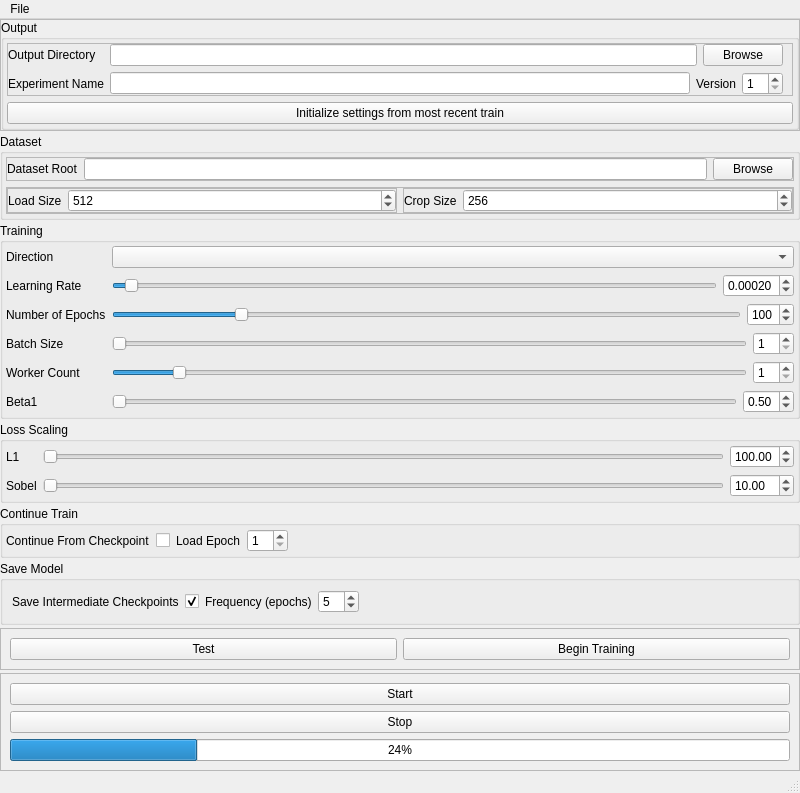
ZacharyBork/NectarGAN, file pix2pix_graphical/ui/resources/base.ui: the form before one commit.
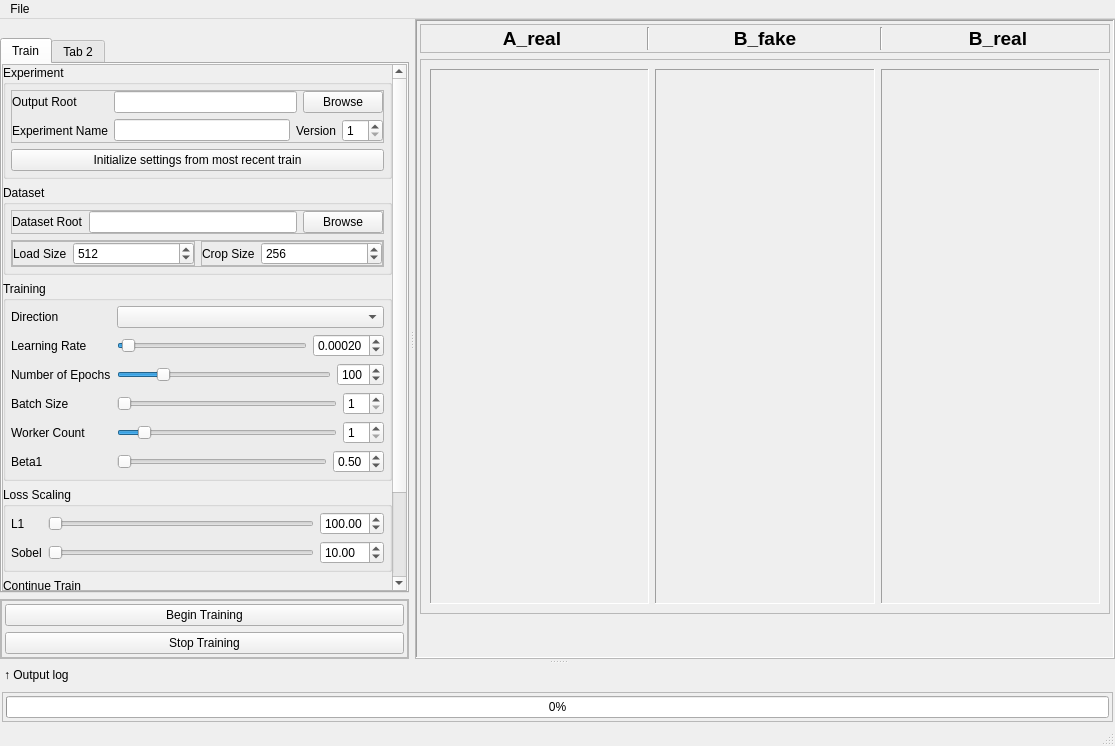
The form after the commit.

The edit to the form file:
```diff
--- a/pix2pix_graphical/ui/resources/base.ui
+++ b/pix2pix_graphical/ui/resources/base.ui
@@ -6,8 +6,8 @@
    <rect>
     <x>0</x>
     <y>0</y>
-    <width>800</width>
-    <height>793</height>
+    <width>1115</width>
+    <height>746</height>
    </rect>
   </property>
   <property name="windowTitle">
@@ -38,6 +38,269 @@
       <property name="frameShadow">
        <enum>QFrame::Raised</enum>
       </property>
+      <layout class="QHBoxLayout" name="horizontalLayout">
+       <property name="leftMargin">
+        <number>0</number>
+       </property>
+       <property name="topMargin">
+        <number>0</number>
+       </property>
+       <property name="rightMargin">
+        <number>0</number>
+       </property>
+       <property name="bottomMargin">
+        <number>0</number>
+       </property>
+       <item>
+        <widget class="QFrame" name="frame_7">
+         <property name="frameShape">
+          <enum>QFrame::Panel</enum>
+         </property>
+         <property name="frameShadow">
+          <enum>QFrame::Sunken</enum>
+         </property>
+         <layout class="QVBoxLayout" name="verticalLayout_8">
+          <property name="leftMargin">
+           <number>3</number>
+          </property>
+          <property name="topMargin">
+           <number>3</number>
+          </property>
+          <property name="rightMargin">
+           <number>3</number>
+          </property>
+          <property name="bottomMargin">
+           <number>3</number>
+          </property>
+          <item>
+           <widget class="QFrame" name="frame_12">
+            <property name="sizePolicy">
+             <sizepolicy hsizetype="Preferred" vsizetype="Maximum">
+              <horstretch>0</horstretch>
+              <verstretch>0</verstretch>
+             </sizepolicy>
+            </property>
+            <property name="frameShape">
+             <enum>QFrame::StyledPanel</enum>
+            </property>
+            <property name="frameShadow">
+             <enum>QFrame::Sunken</enum>
+            </property>
+            <layout class="QHBoxLayout" name="horizontalLayout_15">
+             <property name="leftMargin">
+              <number>2</number>
+             </property>
+             <property name="topMargin">
+              <number>2</number>
+             </property>
+             <property name="rightMargin">
+              <number>2</number>
+             </property>
+             <property name="bottomMargin">
+              <number>2</number>
+             </property>
+             <item>
+              <widget class="QLabel" name="label_19">
+               <property name="font">
+                <font>
+                 <pointsize>14</pointsize>
+                 <bold>true</bold>
+                </font>
+               </property>
+               <property name="text">
+                <string>A_real</string>
+               </property>
+               <property name="alignment">
+                <set>Qt::AlignCenter</set>
+               </property>
+              </widget>
+             </item>
+             <item>
+              <widget class="Line" name="line">
+               <property name="orientation">
+                <enum>Qt::Vertical</enum>
+               </property>
+              </widget>
+             </item>
+             <item>
+              <widget class="QLabel" name="label_20">
+               <property name="font">
+                <font>
+                 <pointsize>14</pointsize>
+                 <bold>true</bold>
+                </font>
+               </property>
+               <property name="text">
+                <string>B_fake</string>
+               </property>
+               <property name="alignment">
+                <set>Qt::AlignCenter</set>
+               </property>
+              </widget>
+             </item>
+             <item>
+              <widget class="Line" name="line_2">
+               <property name="orientation">
+                <enum>Qt::Vertical</enum>
+               </property>
+              </widget>
+             </item>
+             <item>
+              <widget class="QLabel" name="label_21">
+               <property name="font">
+                <font>
+                 <pointsize>14</pointsize>
+                 <bold>true</bold>
+                </font>
+               </property>
+               <property name="text">
+                <string>B_real</string>
+               </property>
+               <property name="alignment">
+                <set>Qt::AlignCenter</set>
+               </property>
+              </widget>
+             </item>
+            </layout>
+           </widget>
+          </item>
+          <item>
+           <widget class="QFrame" name="frame_11">
+            <property name="frameShape">
+             <enum>QFrame::StyledPanel</enum>
+            </property>
+            <property name="frameShadow">
+             <enum>QFrame::Raised</enum>
+            </property>
+            <layout class="QHBoxLayout" name="horizontalLayout_13">
+             <item>
+              <widget class="QLabel" name="x_label">
+               <property name="sizePolicy">
+                <sizepolicy hsizetype="Ignored" vsizetype="Ignored">
+                 <horstretch>0</horstretch>
+                 <verstretch>0</verstretch>
+                </sizepolicy>
+               </property>
+               <property name="frameShape">
+                <enum>QFrame::Panel</enum>
+               </property>
+               <property name="frameShadow">
+                <enum>QFrame::Sunken</enum>
+               </property>
+               <property name="text">
+                <string/>
+               </property>
+               <property name="alignment">
+                <set>Qt::AlignHCenter|Qt::AlignTop</set>
+               </property>
+              </widget>
+             </item>
+             <item>
+              <widget class="QLabel" name="y_fake_label">
+               <property name="sizePolicy">
+                <sizepolicy hsizetype="Ignored" vsizetype="Ignored">
+                 <horstretch>0</horstretch>
+                 <verstretch>0</verstretch>
+                </sizepolicy>
+               </property>
+               <property name="frameShape">
+                <enum>QFrame::Panel</enum>
+               </property>
+               <property name="frameShadow">
+                <enum>QFrame::Sunken</enum>
+               </property>
+               <property name="text">
+                <string/>
+               </property>
+               <property name="alignment">
+                <set>Qt::AlignHCenter|Qt::AlignTop</set>
+               </property>
+              </widget>
+             </item>
+             <item>
+              <widget class="QLabel" name="y_label">
+               <property name="sizePolicy">
+                <sizepolicy hsizetype="Ignored" vsizetype="Ignored">
+                 <horstretch>0</horstretch>
+                 <verstretch>0</verstretch>
+                </sizepolicy>
+               </property>
+               <property name="frameShape">
+                <enum>QFrame::Panel</enum>
+               </property>
+               <property name="frameShadow">
+                <enum>QFrame::Sunken</enum>
+               </property>
+               <property name="text">
+                <string/>
+               </property>
+               <property name="alignment">
+                <set>Qt::AlignHCenter|Qt::AlignTop</set>
+               </property>
+              </widget>
+             </item>
+            </layout>
+           </widget>
+          </item>
+          <item>
+           <spacer name="verticalSpacer">
+            <property name="orientation">
+             <enum>Qt::Vertical</enum>
+            </property>
+            <property name="sizeType">
+             <enum>QSizePolicy::Preferred</enum>
+            </property>
+            <property name="sizeHint" stdset="0">
+             <size>
+              <width>20</width>
+              <height>40</height>
+             </size>
+            </property>
+           </spacer>
+          </item>
+         </layout>
+        </widget>
+       </item>
+      </layout>
+     </widget>
+    </item>
+   </layout>
+  </widget>
+  <widget class="QMenuBar" name="menubar">
+   <property name="geometry">
+    <rect>
+     <x>0</x>
+     <y>0</y>
+     <width>1115</width>
+     <height>22</height>
+    </rect>
+   </property>
+   <widget class="QMenu" name="menuFile">
+    <property name="title">
+     <string>File</string>
+    </property>
+    <addaction name="actionLoad_From_Config"/>
+   </widget>
+   <addaction name="menuFile"/>
+  </widget>
+  <widget class="QStatusBar" name="statusbar"/>
+  <widget class="QDockWidget" name="dockWidget">
+   <property name="sizePolicy">
+    <sizepolicy hsizetype="Preferred" vsizetype="Preferred">
+     <horstretch>0</horstretch>
+     <verstretch>0</verstretch>
+    </sizepolicy>
+   </property>
+   <property name="features">
+    <set>QDockWidget::NoDockWidgetFeatures</set>
+   </property>
+   <property name="allowedAreas">
+    <set>Qt::LeftDockWidgetArea</set>
+   </property>
+   <attribute name="dockWidgetArea">
+    <number>1</number>
+   </attribute>
+   <widget class="QWidget" name="dockWidgetContents">
       <layout class="QVBoxLayout" name="verticalLayout_2">
        <property name="leftMargin">
         <number>0</number>
@@ -52,22 +315,89 @@
         <number>0</number>
        </property>
        <item>
+      <widget class="QTabWidget" name="tabWidget">
+       <property name="sizePolicy">
+        <sizepolicy hsizetype="Expanding" vsizetype="Preferred">
+         <horstretch>0</horstretch>
+         <verstretch>0</verstretch>
+        </sizepolicy>
+       </property>
+       <property name="tabShape">
+        <enum>QTabWidget::Rounded</enum>
+       </property>
+       <property name="currentIndex">
+        <number>0</number>
+       </property>
+       <widget class="QWidget" name="train_tab">
+        <attribute name="title">
+         <string>Train</string>
+        </attribute>
+        <layout class="QVBoxLayout" name="verticalLayout_10">
+         <property name="leftMargin">
+          <number>0</number>
+         </property>
+         <property name="topMargin">
+          <number>0</number>
+         </property>
+         <property name="rightMargin">
+          <number>0</number>
+         </property>
+         <property name="bottomMargin">
+          <number>0</number>
+         </property>
+         <item>
+          <widget class="QScrollArea" name="scrollArea">
+           <property name="horizontalScrollBarPolicy">
+            <enum>Qt::ScrollBarAlwaysOff</enum>
+           </property>
+           <property name="widgetResizable">
+            <bool>true</bool>
+           </property>
+           <widget class="QWidget" name="scrollAreaWidgetContents">
+            <property name="geometry">
+             <rect>
+              <x>0</x>
+              <y>0</y>
+              <width>372</width>
+              <height>628</height>
+             </rect>
+            </property>
+            <layout class="QVBoxLayout" name="verticalLayout_11">
+             <property name="leftMargin">
+              <number>0</number>
+             </property>
+             <property name="topMargin">
+              <number>0</number>
+             </property>
+             <property name="rightMargin">
+              <number>0</number>
+             </property>
+             <property name="bottomMargin">
+              <number>0</number>
+             </property>
+             <item>
         <widget class="QGroupBox" name="groupBox">
          <property name="title">
-          <string>Output</string>
+                <string>Experiment</string>
+               </property>
+               <property name="checkable">
+                <bool>false</bool>
+               </property>
+               <property name="checked">
+                <bool>false</bool>
          </property>
          <layout class="QVBoxLayout" name="verticalLayout_3">
           <property name="leftMargin">
-           <number>3</number>
+                 <number>5</number>
           </property>
           <property name="topMargin">
-           <number>3</number>
+                 <number>5</number>
           </property>
           <property name="rightMargin">
-           <number>3</number>
+                 <number>5</number>
           </property>
           <property name="bottomMargin">
-           <number>3</number>
+                 <number>5</number>
           </property>
           <item>
            <widget class="QFrame" name="frame_2">
@@ -84,13 +414,16 @@
              <property name="topMargin">
               <number>0</number>
              </property>
+                   <property name="rightMargin">
+                    <number>0</number>
+                   </property>
              <property name="bottomMargin">
               <number>0</number>
              </property>
              <item row="2" column="0">
               <widget class="QLabel" name="label_2">
                <property name="text">
-                <string>Output Directory</string>
+                      <string>Output Root</string>
                </property>
               </widget>
              </item>
@@ -149,9 +482,6 @@
          </layout>
         </widget>
        </item>
-      </layout>
-     </widget>
-    </item>
     <item>
      <widget class="QGroupBox" name="groupBox_3">
       <property name="title">
@@ -159,16 +489,16 @@
       </property>
       <layout class="QVBoxLayout" name="verticalLayout_4">
        <property name="leftMargin">
-        <number>3</number>
+                 <number>5</number>
        </property>
        <property name="topMargin">
-        <number>3</number>
+                 <number>5</number>
        </property>
        <property name="rightMargin">
-        <number>3</number>
+                 <number>5</number>
        </property>
        <property name="bottomMargin">
-        <number>3</number>
+                 <number>5</number>
        </property>
        <item>
         <widget class="QFrame" name="frame_3">
@@ -343,16 +673,16 @@
       </property>
       <layout class="QFormLayout" name="formLayout_2">
        <property name="leftMargin">
-        <number>3</number>
+                 <number>5</number>
        </property>
        <property name="topMargin">
-        <number>3</number>
+                 <number>5</number>
        </property>
        <property name="rightMargin">
-        <number>3</number>
+                 <number>5</number>
        </property>
        <property name="bottomMargin">
-        <number>3</number>
+                 <number>5</number>
        </property>
        <item row="0" column="0">
         <widget class="QLabel" name="label_5">
@@ -568,16 +898,16 @@
       </property>
       <layout class="QFormLayout" name="formLayout_6">
        <property name="leftMargin">
-        <number>3</number>
+                 <number>5</number>
        </property>
        <property name="topMargin">
-        <number>3</number>
+                 <number>5</number>
        </property>
        <property name="rightMargin">
-        <number>3</number>
+                 <number>5</number>
        </property>
        <property name="bottomMargin">
-        <number>3</number>
+                 <number>5</number>
        </property>
        <item row="0" column="0">
         <widget class="QLabel" name="label_12">
@@ -654,16 +984,16 @@
       </property>
       <layout class="QHBoxLayout" name="horizontalLayout_16">
        <property name="leftMargin">
-        <number>3</number>
+                 <number>5</number>
        </property>
        <property name="topMargin">
-        <number>3</number>
+                 <number>5</number>
        </property>
        <property name="rightMargin">
-        <number>3</number>
+                 <number>5</number>
        </property>
        <property name="bottomMargin">
-        <number>3</number>
+                 <number>5</number>
        </property>
        <item>
         <widget class="QLabel" name="label_15">
@@ -733,6 +1063,18 @@
        <string>Save Model</string>
       </property>
       <layout class="QHBoxLayout" name="horizontalLayout_17">
+                <property name="leftMargin">
+                 <number>5</number>
+                </property>
+                <property name="topMargin">
+                 <number>5</number>
+                </property>
+                <property name="rightMargin">
+                 <number>5</number>
+                </property>
+                <property name="bottomMargin">
+                 <number>5</number>
+                </property>
        <item>
         <widget class="QLabel" name="label_17">
          <property name="sizePolicy">
@@ -807,32 +1149,46 @@
       </layout>
      </widget>
     </item>
+            </layout>
+           </widget>
+          </widget>
+         </item>
+        </layout>
+       </widget>
+       <widget class="QWidget" name="tab_2">
+        <attribute name="title">
+         <string>Tab 2</string>
+        </attribute>
+       </widget>
+      </widget>
+     </item>
     <item>
-     <widget class="QFrame" name="frame_7">
+      <widget class="QFrame" name="frame_9">
+       <property name="sizePolicy">
+        <sizepolicy hsizetype="Preferred" vsizetype="Maximum">
+         <horstretch>0</horstretch>
+         <verstretch>0</verstretch>
+        </sizepolicy>
+       </property>
       <property name="frameShape">
        <enum>QFrame::StyledPanel</enum>
       </property>
       <property name="frameShadow">
        <enum>QFrame::Raised</enum>
       </property>
-      <layout class="QHBoxLayout" name="horizontalLayout_18">
-       <item>
-        <widget class="QPushButton" name="test_button">
-         <property name="text">
-          <string>Test</string>
-         </property>
-        </widget>
-       </item>
-       <item>
-        <widget class="QPushButton" name="begin_training">
-         <property name="text">
-          <string>Begin Training</string>
-         </property>
-        </widget>
-       </item>
-      </layout>
-     </widget>
-    </item>
+       <layout class="QVBoxLayout" name="verticalLayout_6">
+        <property name="leftMargin">
+         <number>0</number>
+        </property>
+        <property name="topMargin">
+         <number>0</number>
+        </property>
+        <property name="rightMargin">
+         <number>0</number>
+        </property>
+        <property name="bottomMargin">
+         <number>0</number>
+        </property>
     <item>
      <widget class="QFrame" name="frame_8">
       <property name="frameShape">
@@ -842,63 +1198,160 @@
        <enum>QFrame::Raised</enum>
       </property>
       <layout class="QVBoxLayout" name="verticalLayout_5">
+           <property name="leftMargin">
+            <number>3</number>
+           </property>
+           <property name="topMargin">
+            <number>3</number>
+           </property>
+           <property name="rightMargin">
+            <number>3</number>
+           </property>
+           <property name="bottomMargin">
+            <number>3</number>
+           </property>
        <item>
         <widget class="QPushButton" name="train_start">
          <property name="text">
-          <string>Start</string>
+              <string>Begin Training</string>
          </property>
         </widget>
        </item>
        <item>
         <widget class="QPushButton" name="train_stop">
          <property name="text">
-          <string>Stop</string>
+              <string>Stop Training</string>
          </property>
         </widget>
        </item>
-       <item>
-        <widget class="QProgressBar" name="train_progress">
-         <property name="value">
-          <number>24</number>
-         </property>
+          </layout>
         </widget>
        </item>
       </layout>
      </widget>
     </item>
-    <item>
-     <spacer name="verticalSpacer">
-      <property name="orientation">
-       <enum>Qt::Vertical</enum>
-      </property>
-      <property name="sizeHint" stdset="0">
-       <size>
-        <width>20</width>
-        <height>40</height>
-       </size>
-      </property>
-     </spacer>
-    </item>
-   </layout>
-  </widget>
-  <widget class="QMenuBar" name="menubar">
-   <property name="geometry">
-    <rect>
-     <x>0</x>
-     <y>0</y>
-     <width>800</width>
-     <height>22</height>
-    </rect>
+    </layout>
+   </widget>
+  </widget>
+  <widget class="QDockWidget" name="dockWidget_2">
+   <property name="floating">
+    <bool>false</bool>
    </property>
-   <widget class="QMenu" name="menuFile">
+   <property name="features">
+    <set>QDockWidget::NoDockWidgetFeatures</set>
+   </property>
+   <property name="allowedAreas">
+    <set>Qt::BottomDockWidgetArea</set>
+   </property>
+   <property name="windowTitle">
+    <string>↑ Output log</string>
+   </property>
+   <attribute name="dockWidgetArea">
+    <number>8</number>
+   </attribute>
+   <widget class="QWidget" name="dockWidgetContents_2">
+    <property name="sizePolicy">
+     <sizepolicy hsizetype="Preferred" vsizetype="Preferred">
+      <horstretch>0</horstretch>
+      <verstretch>0</verstretch>
+     </sizepolicy>
+    </property>
+    <layout class="QVBoxLayout" name="verticalLayout_7">
+     <property name="leftMargin">
+      <number>2</number>
+     </property>
+     <property name="topMargin">
+      <number>2</number>
+     </property>
+     <property name="rightMargin">
+      <number>2</number>
+     </property>
+     <property name="bottomMargin">
+      <number>2</number>
+     </property>
+     <item>
+      <widget class="QGroupBox" name="groupBox_7">
+       <property name="sizePolicy">
+        <sizepolicy hsizetype="Preferred" vsizetype="Ignored">
+         <horstretch>0</horstretch>
+         <verstretch>0</verstretch>
+        </sizepolicy>
+       </property>
     <property name="title">
-     <string>File</string>
-    </property>
-    <addaction name="actionLoad_From_Config"/>
-   </widget>
-   <addaction name="menuFile"/>
-  </widget>
-  <widget class="QStatusBar" name="statusbar"/>
+        <string>Log</string>
+       </property>
+       <layout class="QVBoxLayout" name="verticalLayout_9">
+        <property name="leftMargin">
+         <number>3</number>
+        </property>
+        <property name="topMargin">
+         <number>3</number>
+        </property>
+        <property name="rightMargin">
+         <number>3</number>
+        </property>
+        <property name="bottomMargin">
+         <number>3</number>
+        </property>
+        <item>
+         <widget class="QTextEdit" name="output_log">
+          <property name="sizePolicy">
+           <sizepolicy hsizetype="Expanding" vsizetype="Preferred">
+            <horstretch>0</horstretch>
+            <verstretch>0</verstretch>
+           </sizepolicy>
+          </property>
+          <property name="lineWrapMode">
+           <enum>QTextEdit::NoWrap</enum>
+          </property>
+          <property name="readOnly">
+           <bool>true</bool>
+          </property>
+         </widget>
+        </item>
+       </layout>
+      </widget>
+     </item>
+     <item>
+      <widget class="QFrame" name="frame_10">
+       <property name="sizePolicy">
+        <sizepolicy hsizetype="Preferred" vsizetype="Maximum">
+         <horstretch>0</horstretch>
+         <verstretch>0</verstretch>
+        </sizepolicy>
+       </property>
+       <property name="frameShape">
+        <enum>QFrame::StyledPanel</enum>
+       </property>
+       <property name="frameShadow">
+        <enum>QFrame::Raised</enum>
+       </property>
+       <layout class="QHBoxLayout" name="horizontalLayout_12">
+        <property name="leftMargin">
+         <number>3</number>
+        </property>
+        <property name="topMargin">
+         <number>3</number>
+        </property>
+        <property name="rightMargin">
+         <number>3</number>
+        </property>
+        <property name="bottomMargin">
+         <number>3</number>
+        </property>
+        <item>
+         <widget class="QProgressBar" name="progress">
+          <property name="value">
+           <number>0</number>
+          </property>
+         </widget>
+        </item>
+       </layout>
+      </widget>
+     </item>
+    </layout>
+   </widget>
+  </widget>
   <action name="actionLoad_From_Config">
    <property name="text">
     <string>Load From Config</string>
```
Lines whose indentation alone changed are shown as unchanged.
